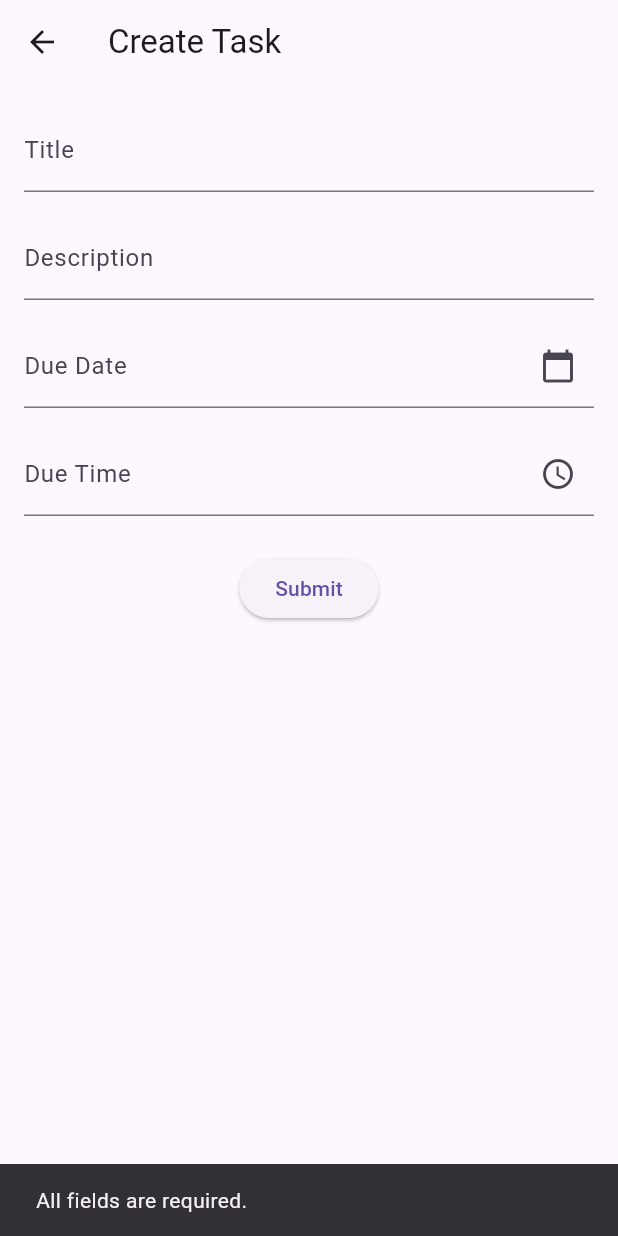
After one commit to M2NVMe/firebase_rodi, a Flutter app: the CreateTaskPage screen opened by its route, after a tap on "Submit", on a phone screen of 412 x 824 dp. The commit adds this screen. Run offline on Flutter 3.47's test engine with Material 3 defaults, Android fonts, the phone set to English and light mode, and no system bars; our stand-ins replace cloud_firestore, firebase_auth, firebase_core, fluttertoast, get, google_sign_in; accounts and stored records are empty.

Commit message:
Feat: Open Page Create Tasl

```diff
--- a/lib/Bindings/CRUDBindings.dart
+++ b/lib/Bindings/CRUDBindings.dart
@@ -1,9 +1,11 @@
-import 'package:firebase_rodi/Controllers/CRUDModel/CRUDController.dart';
 import 'package:get/get.dart';
+import '../Controllers/CRUDModel/CRUDController.dart';
+import '../Controllers/CRUDModel/TaskFormController.dart';
 
 class CrudBinding extends Bindings {
   @override
   void dependencies() {
-    Get.put(Crudcontroller());
+    Get.lazyPut(() => Crudcontroller());
+    Get.lazyPut(() => TaskFormController());
   }
 }
--- a/lib/Controllers/CRUDModel/CRUDController.dart
+++ b/lib/Controllers/CRUDModel/CRUDController.dart
@@ -28,18 +28,13 @@ class Crudcontroller extends GetxController {
           return {'id': doc.id, ...doc.data() as Map<String, dynamic>};
         }).toList();
       });
-    } else {
-      print("User is null, cannot load tasks.");
     }
   }
 
-  void addTask(String title, String description, DateTime duedate) async {
+  Future<bool> addTask(
+      String title, String description, DateTime duedate) async {
     final user = auth.currentUser;
     if (user != null) {
-      if (duedate.isBefore(DateTime.now())) {
-        Get.snackbar('Error', 'Due date cannot be in the past.');
-        return;
-      }
       try {
         await firestore
             .collection('tasks')
@@ -48,17 +43,16 @@ class Crudcontroller extends GetxController {
             .add({
           'title': title,
           'description': description,
-          'duedate': duedate,
+          'duedate': duedate.toIso8601String(),
           'completed': false,
           'createdAt': Timestamp.now(),
         });
-        Get.snackbar('Success', 'Task added successfully');
+        return true;
       } catch (e) {
-        Get.snackbar('Error', 'Failed to add task: $e');
+        return false;
       }
-    } else {
-      Get.snackbar('Error', 'User not authenticated');
     }
+    return false;
   }
 
   Future<void> updateTask(String taskId, Map<String, dynamic> updates) async {
--- /dev/null
+++ b/lib/Pages/Fragments/CreateTaskPage.dart
@@ -0,0 +1,124 @@
+import 'package:firebase_rodi/Controllers/CRUDModel/CRUDController.dart';
+import 'package:flutter/material.dart';
+import 'package:get/get.dart';
+import '../../Controllers/CRUDModel/TaskFormController.dart';
+
+class CreateTaskPage extends StatelessWidget {
+  final TaskFormController taskformcontroller = Get.put(TaskFormController());
+  final Crudcontroller crudcontroller = Get.put(Crudcontroller());
+
+  CreateTaskPage({Key? key}) : super(key: key);
+
+  @override
+  Widget build(BuildContext context) {
+    return Scaffold(
+      appBar: AppBar(
+        title: const Text("Create Task"),
+      ),
+      body: Padding(
+        padding: const EdgeInsets.all(16.0),
+        child: SingleChildScrollView(
+          child: Column(
+            crossAxisAlignment: CrossAxisAlignment.start,
+            children: [
+              TextField(
+                controller: taskformcontroller.titleController,
+                decoration: const InputDecoration(labelText: "Title"),
+              ),
+              const SizedBox(height: 16),
+              TextField(
+                controller: taskformcontroller.descriptionController,
+                decoration: const InputDecoration(labelText: "Description"),
+              ),
+              const SizedBox(height: 16),
+              GestureDetector(
+                onTap: () => taskformcontroller.pickDate(context),
+                child: AbsorbPointer(
+                  child: TextField(
+                    controller: taskformcontroller.dueDateController,
+                    decoration: const InputDecoration(
+                      labelText: "Due Date",
+                      hintText: "Pick a date",
+                      suffixIcon: Icon(Icons.calendar_today),
+                    ),
+                  ),
+                ),
+              ),
+              const SizedBox(height: 16),
+              GestureDetector(
+                onTap: () => taskformcontroller.pickTime(context),
+                child: AbsorbPointer(
+                  child: TextField(
+                    controller: taskformcontroller.dueTimeController,
+                    decoration: const InputDecoration(
+                      labelText: "Due Time",
+                      hintText: "Pick a time",
+                      suffixIcon: Icon(Icons.access_time),
+                    ),
+                  ),
+                ),
+              ),
+              const SizedBox(height: 24),
+              Center(
+                child: ElevatedButton(
+                  onPressed: () async {
+                    // Validate inputs
+                    if (taskformcontroller.titleController.text.isEmpty ||
+                        taskformcontroller.descriptionController.text.isEmpty) {
+                      ScaffoldMessenger.of(context).showSnackBar(
+                        const SnackBar(
+                            content: Text("All fields are required.")),
+                      );
+                      return;
+                    }
+
+                    if (taskformcontroller.selectedDateTime.value == null) {
+                      ScaffoldMessenger.of(context).showSnackBar(
+                        const SnackBar(
+                            content:
+                                Text("Please select a due date and time.")),
+                      );
+                      return;
+                    }
+
+                    if (taskformcontroller.selectedDateTime.value!
+                        .isBefore(DateTime.now())) {
+                      ScaffoldMessenger.of(context).showSnackBar(
+                        const SnackBar(
+                            content: Text("Due date cannot be in the past.")),
+                      );
+                      return;
+                    }
+
+                    // Add task and show snackbar based on success
+                    bool success = await crudcontroller.addTask(
+                      taskformcontroller.titleController.text.trim(),
+                      taskformcontroller.descriptionController.text.trim(),
+                      taskformcontroller.selectedDateTime.value!,
+                    );
+
+                    if (success) {
+                      ScaffoldMessenger.of(context).showSnackBar(
+                        const SnackBar(
+                            content: Text("Task added successfully!")),
+                      );
+
+                      // Navigate back to the previous screen
+                      Get.back();
+                    } else {
+                      ScaffoldMessenger.of(context).showSnackBar(
+                        const SnackBar(
+                            content: Text("Failed to add task. Try again.")),
+                      );
+                    }
+                  },
+                  child: const Text("Submit"),
+                ),
+              ),
+            ],
+          ),
+        ),
+      ),
+    );
+  }
+}
--- a/lib/Pages/Fragments/UtamaPage.dart
+++ b/lib/Pages/Fragments/UtamaPage.dart
@@ -1,23 +1,21 @@
 import 'package:firebase_auth/firebase_auth.dart';
-import 'package:firebase_rodi/Controllers/CRUDModel/CRUDController.dart';
-import 'package:firebase_rodi/Routes/Route.dart';
-import 'package:firebase_rodi/Widgets/TaskFormWidget.dart';
-import 'package:firebase_rodi/Widgets/adapter_notes.dart';
 import 'package:flutter/material.dart';
 import 'package:get/get.dart';
+import '../../Controllers/CRUDModel/CRUDController.dart';
+import '../../Routes/Route.dart';
+import '../../Widgets/adapter_notes.dart';
 
-class CrudScreen extends StatelessWidget {
-  CrudScreen({super.key});
+class UtamaPage extends StatelessWidget {
+  final Crudcontroller crudController = Get.put(Crudcontroller());
 
-  // Initialize the controller at the class level
-  final Crudcontroller crudController = Get.put(Crudcontroller());
+  UtamaPage({Key? key}) : super(key: key);
 
   @override
   Widget build(BuildContext context) {
     return Scaffold(
       appBar: AppBar(
         automaticallyImplyLeading: false,
-        title: const Text("To-Do list"),
+        title: const Text("To-Do List"),
         actions: [
           IconButton(
             onPressed: () {
@@ -28,7 +26,7 @@ class CrudScreen extends StatelessWidget {
           ),
         ],
       ),
-      body: GetX<Crudcontroller>( // Changed from Obx to GetX for better lifecycle management
+      body: GetX<Crudcontroller>(
         builder: (controller) {
           if (controller.tasks.isEmpty) {
             return const Center(child: Text("No tasks found."));
@@ -46,19 +44,15 @@ class CrudScreen extends StatelessWidget {
               );
             },
           );
-          }
+        },
       ),
       floatingActionButton: FloatingActionButton(
         onPressed: () {
-          Get.defaultDialog(
-            title: "Add Task",
-            content: TaskForm(
-              onSubmit: (title, description, time) {
-                crudController.addTask(title, description, time);
-                Get.back();
-              },
-            ),
-          );
+          if (RoutePages.taskcreate != null) {
+            Get.toNamed(RoutePages.taskcreate);
+          } else {
+            print("Route is null.");
+          }
         },
         child: const Icon(Icons.add),
       ),
--- a/lib/Routes/Route.dart
+++ b/lib/Routes/Route.dart
@@ -1,26 +1,33 @@
-import 'package:firebase_rodi/Bindings/CRUDBindings.dart';
-import 'package:firebase_rodi/Pages/Fragments/UtamaPage.dart';
-import 'package:firebase_rodi/Pages/homePage.dart';
-import 'package:firebase_rodi/Pages/loginPage.dart';
-import 'package:firebase_rodi/Pages/registerPage.dart';
 import 'package:get/get.dart';
+import '../Pages/Fragments/CreateTaskPage.dart';
+import '../Pages/Fragments/UtamaPage.dart';
+import '../Pages/homePage.dart';
+import '../Pages/loginPage.dart';
+import '../Pages/registerPage.dart';
+import '../Bindings/CRUDBindings.dart';
 
 class RoutePages {
-  //tambahin initial nama pagesnya
-
-  //misal =
   static const login = "/login";
   static const register = "/register";
   static const home = "/home";
   static const taskviewlist = "/taskview";
+  static const taskcreate = "/taskcreate";
 }
 
 class AppPages {
   static final pages = [
-    //tambahin page pagenya disini
     GetPage(name: RoutePages.login, page: () => LoginPage()),
     GetPage(name: RoutePages.register, page: () => RegisterPage()),
-    GetPage(name: RoutePages.home, page: () => HomePage(), bindings: [CrudBinding(), ]),
-    GetPage(name: RoutePages.taskviewlist, page: () => CrudScreen(), binding: CrudBinding()),
+    GetPage(name: RoutePages.home, page: () => HomePage(), bindings: [
+      CrudBinding(),
+    ]),
+    GetPage(
+        name: RoutePages.taskviewlist,
+        page: () => UtamaPage(),
+        binding: CrudBinding()),
+    GetPage(
+        name: RoutePages.taskcreate,
+        page: () => CreateTaskPage(),
+        binding: CrudBinding()),
   ];
 }
```
Lines whose indentation alone changed are shown as unchanged.
